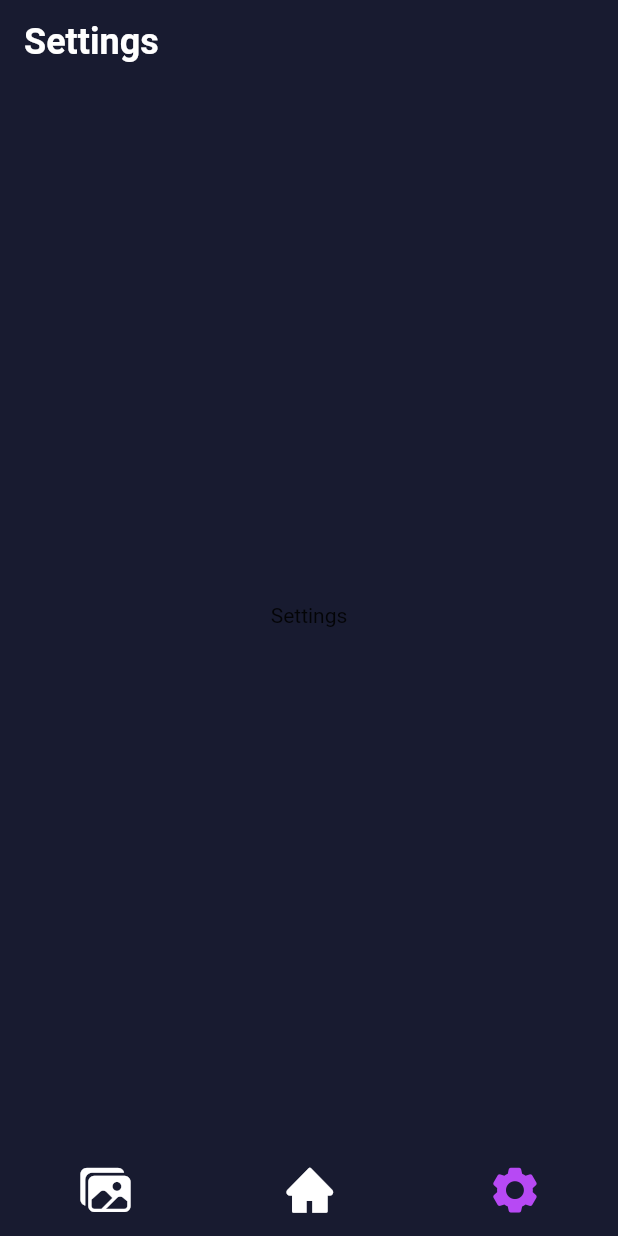
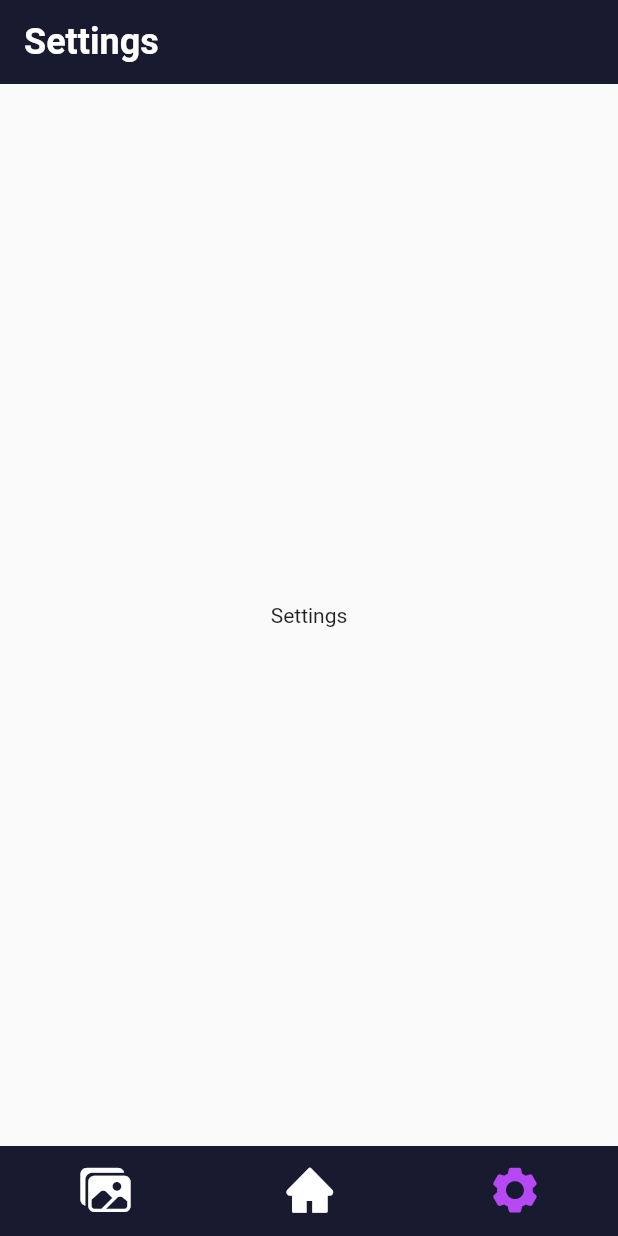
Before and after one commit to mimib00/magician_app, a Flutter app: the screen it shows after launch, item 3 of the bottom bar chosen, on a phone screen of 412 x 824 dp. Run offline on Flutter 3.47's test engine with Material 2 defaults, Android fonts, the phone set to English and light mode, and no system bars; our stand-ins replace camera; missing offline and left inert: add_to_gallery, photo_manager; statements that could not run were skipped.

Commit message:
fixed scale null check error

```diff
--- a/lib/provider/data_manager.dart
+++ b/lib/provider/data_manager.dart
@@ -7,21 +7,60 @@ import 'package:camera/camera.dart';
 import 'package:flutter/cupertino.dart';
 import 'package:photo_manager/photo_manager.dart';
 
+/// This class manage the state of difrent elements of the app
 class DataManager extends ChangeNotifier {
   bool hasPermission = false;
-  List<CameraDescription>? _cameras; // store the available cameras for later use
+  List<CameraDescription> _cameras = []; // store the available cameras for later use
+  late CameraController _controller;
 
   List<AssetEntity> images = [];
   List<Uint8List?> thumbs = [];
   List<File?> files = [];
 
+  double _scale = 0;
+
   int _currentPage = 0;
   int _pageSize = 100;
 
-  List<CameraDescription>? get cameras => _cameras;
+  List<CameraDescription> get cameras => _cameras;
+  CameraController get controller => _controller;
+  double get scale => _scale;
 
   set setCurrentPage(int page) => _currentPage = page;
   set setPageSize(int size) => _pageSize = size;
+
+  initializeCamera(int cameraIndex, context) async {
+    _controller = CameraController(
+      // Get a specific camera from the list of available cameras.
+      _cameras[cameraIndex],
+      // Define the resolution to use.
+      ResolutionPreset.max,
+    );
+
+    // Next, initialize the controller. This returns a Future.
+    await _controller.initialize();
+    setScale(context);
+    notifyListeners();
+  }
+
+  disposeController() => _controller.dispose();
+
+  /// in the args list you must pass [context , _controller]
+  setScale(context) {
+    var camera = _controller.value;
+
+    // fetch screen size
+    final size = MediaQuery.of(context).size;
+
+    // calculate scale depending on screen and camera ratios
+    // this is actually size.aspectRatio / (1 / camera.aspectRatio)
+    // because camera preview size is received as landscape
+    // but we're calculating for portrait orientation
+    _scale = size.aspectRatio * camera.aspectRatio;
+
+    // to prevent scaling down, invert the value
+    if (_scale < 1) _scale = 1 / _scale;
+  }
 
   void init() async {
     var result = await PhotoManager.requestPermissionExtend();
--- a/lib/root.dart
+++ b/lib/root.dart
@@ -24,10 +24,11 @@ class _RootPageState extends State<RootPage> {
     '',
     'Settings'
   ];
+
   @override
   Widget build(BuildContext context) {
     return Scaffold(
-      backgroundColor: backgroundColor,
+      // backgroundColor: backgroundColor,
       appBar: selectedScreen != 1
           ? AppBar(
               title: Text(
```
Also changed, not shown: lib/views/camera_screen.dart (+104 -57 lines), lib/widgets/asset_thumbnail.dart (+7 -1 lines).
